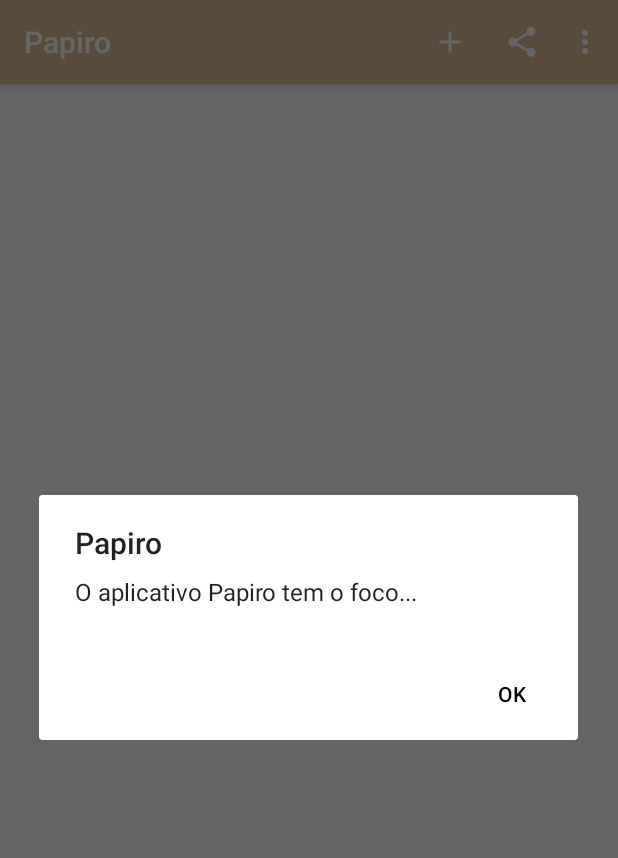
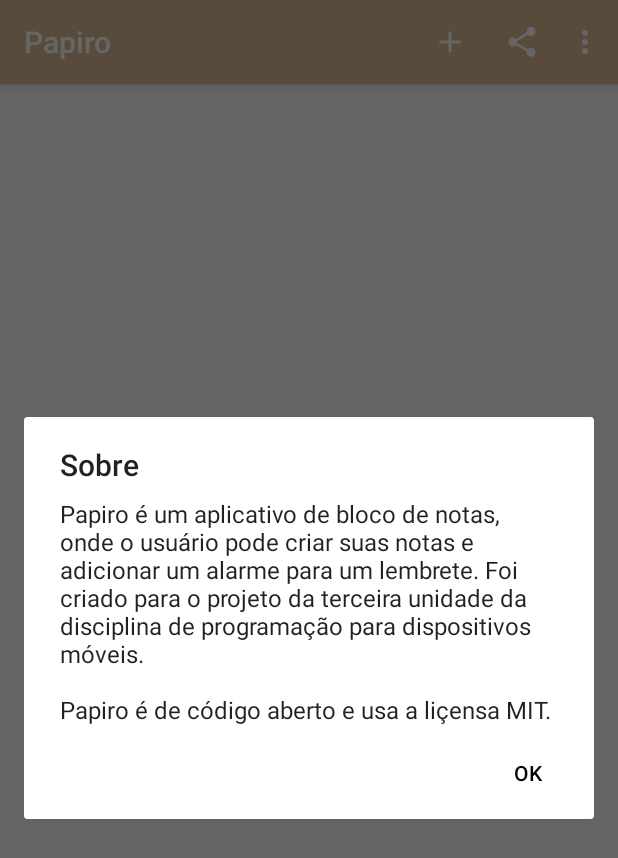
Before and after one commit to Kmiokande/Papiro, an Android app: the screen it shows after launch (MainActivity), in the options menu, after a tap on "Sobre", on a phone screen of 412 x 824 dp. Shown: the top 858 px of the screen. Run offline under Robolectric (Android 15) with nearby library versions, the phone set to English and light mode, and no system bars.

```diff
--- a/app/src/main/java/com/kmiokande/papiro/activities/AddNoteActivity.java
+++ b/app/src/main/java/com/kmiokande/papiro/activities/AddNoteActivity.java
@@ -17,7 +17,6 @@
 import android.widget.Toast;
 
 import com.kmiokande.papiro.R;
-import com.kmiokande.papiro.data.DBHelper;
 import com.kmiokande.papiro.fragment.TimePickerFragment;
 import com.kmiokande.papiro.models.Note;
 import com.kmiokande.papiro.utility.NoteDAO;
--- a/app/src/main/java/com/kmiokande/papiro/activities/MainActivity.java
+++ b/app/src/main/java/com/kmiokande/papiro/activities/MainActivity.java
@@ -1,32 +1,23 @@
 package com.kmiokande.papiro.activities;
 
 import androidx.annotation.NonNull;
-import androidx.annotation.Nullable;
-import androidx.appcompat.app.ActionBar;
 import androidx.appcompat.app.AlertDialog;
 import androidx.appcompat.app.AppCompatActivity;
-import androidx.core.app.ActivityCompat;
 
-import android.Manifest;
 import android.app.Dialog;
 import android.content.DialogInterface;
 import android.content.Intent;
-import android.content.pm.PackageManager;
-import android.database.Cursor;
-import android.database.sqlite.SQLiteDatabase;
 import android.os.Bundle;
 import android.view.Menu;
 import android.view.MenuInflater;
 import android.view.MenuItem;
 import android.view.View;
 import android.widget.AdapterView;
-import android.widget.Button;
 import android.widget.ListView;
 import android.widget.Toast;
 
 import com.kmiokande.papiro.R;
 import com.kmiokande.papiro.adapter.AdapterNote;
-import com.kmiokande.papiro.data.DBHelper;
 import com.kmiokande.papiro.models.Note;
 import com.kmiokande.papiro.utility.NoteDAO;
 
@@ -34,6 +25,7 @@
 
 public class MainActivity extends AppCompatActivity {
     private ListView listView;
+    AdapterNote adapter;
     private NoteDAO dao;
     private ArrayList<Note> notes;
     private ArrayList<Note> refresh = new ArrayList<>();
@@ -48,7 +40,7 @@
         refresh.addAll(notes);
 
         // Adapter
-        AdapterNote adapter = new AdapterNote(this, refresh);
+        adapter = new AdapterNote(this, refresh);
 
         listView = findViewById(R.id.listView);
         listView.setAdapter(adapter);
@@ -58,12 +50,12 @@
             public void onItemClick(AdapterView<?> adapterView, View view, int i, long l) {
                 Note noteSelected = (Note) adapterView.getItemAtPosition(i);
                 Intent intent = new Intent(MainActivity.this, ModifyNoteActivity.class);
+                intent.putExtra("id", noteSelected.getId());
                 intent.putExtra("title", noteSelected.getTitle());
                 intent.putExtra("content", noteSelected.getContent());
                 startActivity(intent);
             }
         });
-
     }
 
     @Override
@@ -114,7 +106,7 @@
 
     public void menssagemSobre() {
         AlertDialog alertDialog = new AlertDialog.Builder(this).create();
-        alertDialog.setTitle(getString(R.string.app_name));
+        alertDialog.setTitle(getString(R.string.about));
         alertDialog.setMessage(getString(R.string.infoAbout));
         alertDialog.setButton(Dialog.BUTTON_POSITIVE, getString(R.string.textOk), new DialogInterface.OnClickListener() {
             @Override
--- a/app/src/main/java/com/kmiokande/papiro/data/DBHelper.java
+++ b/app/src/main/java/com/kmiokande/papiro/data/DBHelper.java
@@ -1,27 +1,20 @@
 package com.kmiokande.papiro.data;
 
 import android.content.Context;
-import android.database.SQLException;
 import android.database.sqlite.SQLiteDatabase;
 import android.database.sqlite.SQLiteOpenHelper;
-import android.widget.Toast;
-
-import com.kmiokande.papiro.models.Note;
 
 public class DBHelper extends SQLiteOpenHelper {
-    private Note note;
     private static final String DATABASE_NAME = "database.db";
     private static final int DATABASE_VERSION = 1;
-    private Context context;
 
-    public DBHelper(Context context) {
+	public DBHelper(Context context) {
         super(context, DATABASE_NAME, null, DATABASE_VERSION);
-        this.context = context;
-    }
+	}
 
     @Override
     public void onCreate(SQLiteDatabase sqLiteDatabase) {
-        sqLiteDatabase.execSQL("CREATE TABLE notes(_ID INTEGER PRIMARY KEY AUTOINCREMENT, title TEXT NOT NULL, content TEXT NOT NULL)");
+        sqLiteDatabase.execSQL("CREATE TABLE notes(_id INTEGER PRIMARY KEY AUTOINCREMENT, title TEXT NOT NULL, content TEXT NOT NULL)");
     }
 
     @Override
--- a/app/src/main/java/com/kmiokande/papiro/models/Note.java
+++ b/app/src/main/java/com/kmiokande/papiro/models/Note.java
@@ -2,9 +2,10 @@
 
 import android.content.ContentValues;
 
+import java.io.Serializable;
 import java.util.Calendar;
 
-public class Note {
+public class Note implements Serializable {
     private Integer id;
     private String title;
     private String content;
--- a/app/src/main/res/layout/modify_note_activity.xml
+++ b/app/src/main/res/layout/modify_note_activity.xml
@@ -41,7 +41,7 @@
         android:inputType="textMultiLine|text|textCapSentences"
         android:padding="10dp"
         android:textSize="14sp"
-        app:layout_constraintBottom_toTopOf="@+id/textView3"
+        app:layout_constraintBottom_toTopOf="@+id/tvCriado"
         app:layout_constraintEnd_toEndOf="parent"
         app:layout_constraintStart_toStartOf="parent"
         app:layout_constraintTop_toBottomOf="@+id/etTitleModify" />
@@ -61,7 +61,7 @@
         app:layout_constraintStart_toStartOf="parent" />
 
     <TextView
-        android:id="@+id/textView3"
+        android:id="@+id/tvCriado"
         android:layout_width="0dp"
         android:layout_height="wrap_content"
         android:layout_marginStart="16dp"
@@ -74,4 +74,5 @@
         app:layout_constraintBottom_toTopOf="@+id/textView2"
         app:layout_constraintEnd_toEndOf="parent"
         app:layout_constraintStart_toStartOf="parent" />
+
 </androidx.constraintlayout.widget.ConstraintLayout>
--- a/app/src/main/res/values/strings.xml
+++ b/app/src/main/res/values/strings.xml
@@ -3,13 +3,13 @@
 
     <string name="nameTitle">Título</string>
     <string name="nameContent">Conteúdo</string>
-    <string name="nameTags">Tags</string>
     <string name="addNote">Adicionar nota</string>
     <string name="share">Compartilhar</string>
     <string name="about">Sobre</string>
     <string name="exit">Sair</string>
-    <string name="infoAbout">O aplicativo Papiro tem o foco...</string>
-    <string name="infoShare">Faça o download do aplicativo Papiro...</string>
+    <string name="infoAbout">Papiro é um aplicativo de bloco de notas, onde o usuário pode criar suas notas e adicionar um alarme para um lembrete.
+    Foi criado para o projeto da terceira unidade da disciplina de programação para dispositivos móveis.\n\nPapiro é de código aberto e usa a liçensa MIT.</string>
+    <string name="infoShare">Conheça o Papiro, organize suas notas com este simples aplicativo.\nAcesse em: https://github.com/Kmiokande/Papiro</string>
     <string name="textOk">OK</string>
     <string name="textYes">Sim</string>
     <string name="textNo">Não</string>
@@ -20,6 +20,7 @@
     <string name="noAlarm">Nenhum alarme adicionado.</string>
     <string name="errorSave">Falha ao salvar os dados!</string>
     <string name="addNoteExit">Deseja realmente sair?\nAo sair, toda a anotação será perdida.</string>
+    <string name="deleteNote">Deseja realmente excluir essa nota?</string>
     <string name="modifyNoteExit">Deseja realmente sair?\nAo sair, todas as modificações serão perdidas.</string>
     <string name="createdIn">Criado em: 00/00/0000</string>
     <string name="modifiedIn">Última modificação em: 00/00/0000</string>
```
Also changed, not shown: app/src/main/java/com/kmiokande/papiro/activities/ModifyNoteActivity.java (+22 -0 lines), app/src/main/java/com/kmiokande/papiro/utility/NoteDAO.java (+8 -1 lines).
